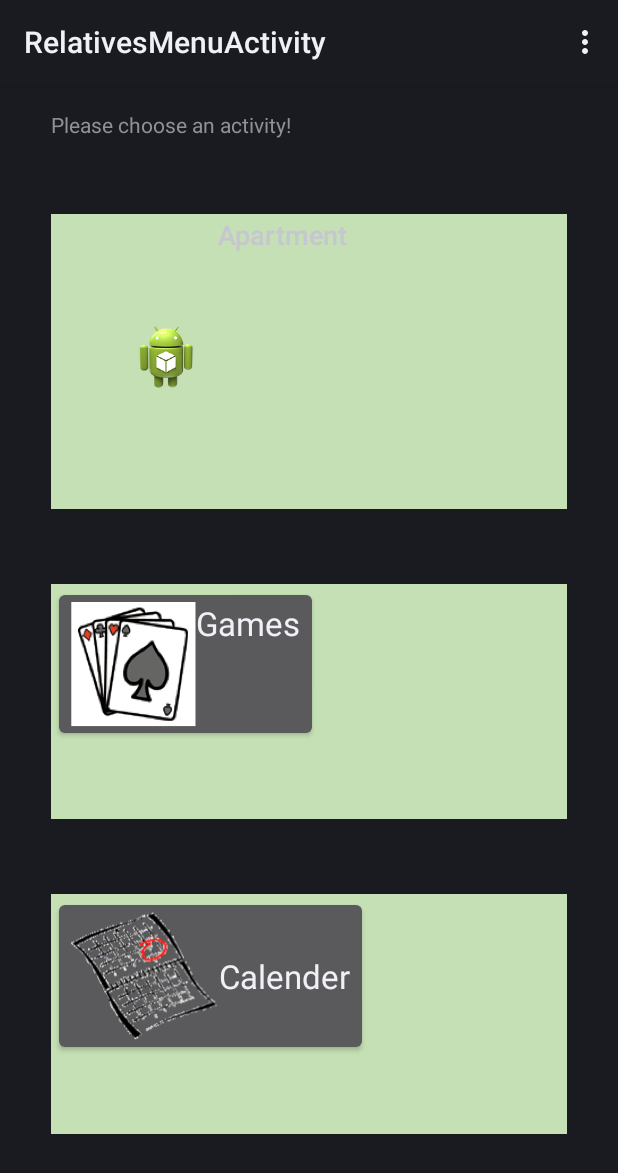
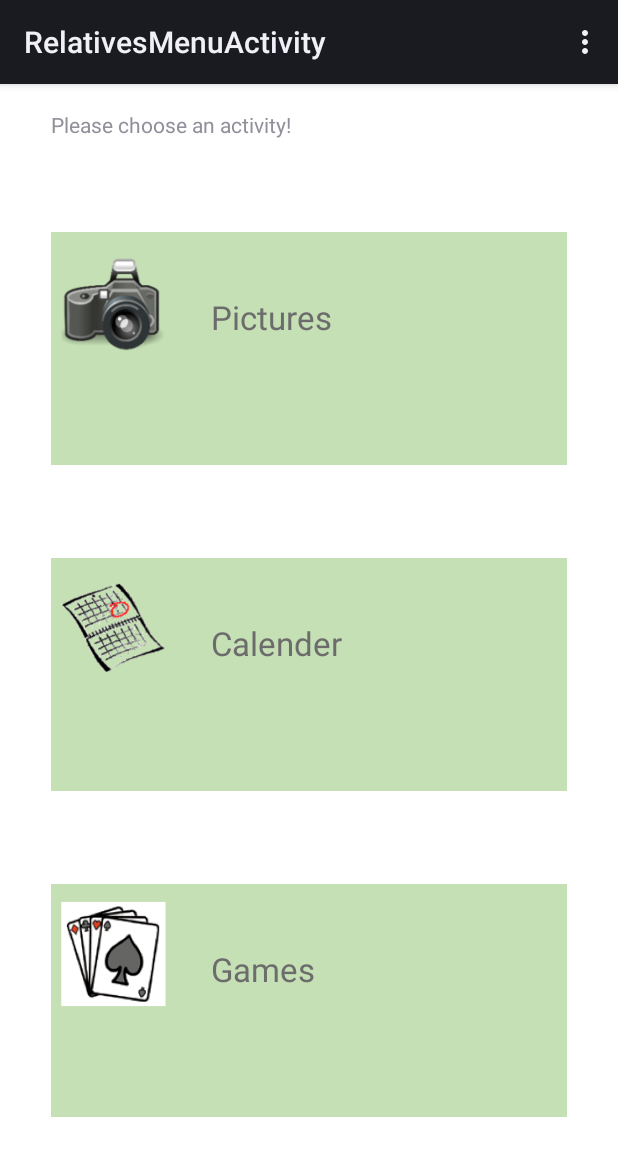
Before and after one commit to maxtile/smap-sekoia-theme-project, an Android app: the RelativesMenuActivity screen opened directly, with no data from a screen before it, on a phone screen of 412 x 824 dp. Shown: the top 1173 px of the screen. Run offline under Robolectric (Android 15) with nearby library versions, the phone set to English and light mode, and no system bars.

Commit message:
Layout chooseRelativeActivity and relativesMenuActivity

```diff
--- a/app/src/main/java/com/example/sekoia/app/RelativesMenuActivity.java
+++ b/app/src/main/java/com/example/sekoia/app/RelativesMenuActivity.java
@@ -6,6 +6,9 @@ import android.support.v7.app.ActionBarActivity;
 import android.os.Bundle;
 import android.view.Menu;
 import android.view.MenuItem;
+import android.view.View;
+import android.widget.RelativeLayout;
+import android.widget.Toast;
 
 
 public class RelativesMenuActivity extends Activity {
@@ -21,16 +24,74 @@ public class RelativesMenuActivity extends Activity {
 
         // set view:
 
-        /*
-        Intent intent = getIntent();
+
+       /* Intent intent = getIntent();
         if(intent != null){
-            String fullName = intent.getExtras().getString("MESSAGE_FULLNAME");
+            //String fullName = intent.getExtras().getString("MESSAGE_FULLNAME");
             int id = Integer.parseInt(intent.getExtras().getString("MESSAGE_FULLNAME"));
+            String message = ""+id;
+            Toast.makeText(RelativesMenuActivity.this, message, Toast.LENGTH_SHORT).show();
+
         }
         */
 
 
+
+
+        RelativeLayout rlayoutPictures = (RelativeLayout)findViewById(R.id.relativeLayoutPictures);
+        rlayoutPictures.setOnClickListener(new View.OnClickListener(){
+            public void onClick(View v) {
+
+                //TOAST
+                String message = getString(R.string.menuActivity_message_pictures);
+                Toast.makeText(RelativesMenuActivity.this, message, Toast.LENGTH_SHORT).show();
+
+                //Start pictures activity
+                //Intent intent = new Intent(this, RelativesMenuActivity.class);
+                //startActivity(intent);
+
+
+            }
+        });
+
+        RelativeLayout rlayoutCalender = (RelativeLayout)findViewById(R.id.relativeLayoutCalender);
+        rlayoutCalender.setOnClickListener(new View.OnClickListener(){
+            public void onClick(View v) {
+
+                //Start activity - to be implemented
+                String message = getString(R.string.menuActivity_message_calender);
+                Toast.makeText(RelativesMenuActivity.this, message, Toast.LENGTH_SHORT).show();
+
+            }
+        });
+
+        RelativeLayout rlayoutGames = (RelativeLayout)findViewById(R.id.relativeLayoutGames);
+        rlayoutGames.setOnClickListener(new View.OnClickListener(){
+            public void onClick(View v) {
+
+                //Start activity - to be implemented
+                String message = getString(R.string.menuActivity_message_games);
+                Toast.makeText(RelativesMenuActivity.this, message, Toast.LENGTH_SHORT).show();
+
+            }
+        });
+
+
+        //
+
+
+
+
     }
+
+
+    // Methods for button-click
+    public void pictureClicked(){
+        String message = "You chose Picture!!";
+        Toast.makeText(RelativesMenuActivity.this, message, Toast.LENGTH_SHORT).show();
+    }
+
+
 
 
     @Override
--- a/app/src/main/res/layout/activity_relatives.xml
+++ b/app/src/main/res/layout/activity_relatives.xml
@@ -23,7 +23,8 @@
         android:layout_height="wrap_content"
         android:layout_alignLeft="@+id/txtMake"
         android:layout_below="@+id/txtMake"
-        android:layout_margin="15dp"
+        android:layout_margin="20dp"
+        android:dividerHeight="20dp"
         >
 
     </ListView>
--- a/app/src/main/res/layout/activity_relatives_menu.xml
+++ b/app/src/main/res/layout/activity_relatives_menu.xml
@@ -1,8 +1,10 @@
 <LinearLayout xmlns:android="http://schemas.android.com/apk/res/android"
     xmlns:tools="http://schemas.android.com/tools"
+    android:id="@+id/linearLayoutMenu1"
     android:layout_width="match_parent"
     android:layout_height="match_parent"
     android:orientation="horizontal"
+    android:background="#FFFFFF"
     android:paddingLeft="@dimen/activity_horizontal_margin"
     android:paddingRight="@dimen/activity_horizontal_margin"
     android:paddingTop="@dimen/activity_vertical_margin"
@@ -16,6 +18,7 @@
 
     <LinearLayout
         xmlns:android="http://schemas.android.com/apk/res/android"
+        android:id="@+id/linearLayoutMenu2"
         android:layout_width="fill_parent"
         android:layout_height="match_parent"
         android:layout_weight="1"
@@ -36,41 +39,46 @@
             android:layout_height="0dp"
             android:layout_weight="1" />
 
-
+<!--- Layout for choose pictures  -->
 
         <RelativeLayout
             xmlns:android="http://schemas.android.com/apk/res/android"
+            android:id="@+id/relativeLayoutPictures"
             android:layout_width="fill_parent"
             android:layout_height="wrap_content"
             android:layout_weight="1"
             android:padding="1dp"
             android:orientation="horizontal"
-            android:background="#C5E0B4">
+            android:background="#C5E0B4"
+            android:clickable="true"
+
+            >
 
             <ImageView
-                android:id="@+id/item_icon"
+                android:id="@+id/item_imageView_pictures"
                 android:layout_width="70dp"
-                android:layout_height="100dp"
+                android:layout_height="80dp"
                 android:adjustViewBounds="true"
                 android:scaleType="centerInside"
                 android:maxHeight="100dp"
-                android:maxWidth="80dp"
-                android:src="@drawable/ic_launcher"
-                android:layout_marginTop="44dp"
-                android:layout_marginLeft="40dp"
+                android:maxWidth="70dp"
+                android:src="@drawable/icon_pictures"
+                android:layout_margin="5dp"
                 android:layout_alignParentTop="true"
                 android:layout_alignParentLeft="true"
                 android:layout_alignParentStart="true" />
 
             <TextView
-                android:id="@+id/item_txtApartment"
+                android:id="@+id/txt_menu_pictures"
                 android:layout_width="wrap_content"
                 android:layout_height="wrap_content"
-                android:layout_toRightOf="@+id/item_icon"
-                android:layout_alignParentRight="true"
-                android:text="Apartment"
-                android:layout_alignLeft="@+id/item_txtName"
-                android:textAppearance="?android:attr/textAppearanceMedium" />
+                android:layout_alignBottom="@+id/item_imageView_pictures"
+                android:layout_alignLeft="@+id/item_imageView_pictures"
+                android:layout_marginBottom="15dp"
+                android:layout_marginLeft="100dp"
+                android:textColor="#6C6C6C"
+                android:textAppearance="?android:attr/textAppearanceLarge"
+                android:text="@string/textView_menu_pictures" />
         </RelativeLayout>
 
         <View
@@ -78,47 +86,92 @@
             android:layout_height="0dp"
             android:layout_weight="1" />
 
-        <LinearLayout
+        <!--- Layout for choose calender  -->
+        <RelativeLayout
             xmlns:android="http://schemas.android.com/apk/res/android"
+            android:id="@+id/relativeLayoutCalender"
             android:layout_width="fill_parent"
             android:layout_height="wrap_content"
             android:layout_weight="1"
             android:padding="1dp"
-            android:orientation="vertical"
-            android:background="#C5E0B4">
-            <Button
+            android:orientation="horizontal"
+            android:background="#C5E0B4"
+            android:clickable="true"
+            >
+
+            <ImageView
+                android:id="@+id/item_imageView_calender"
+                android:layout_width="70dp"
+                android:layout_height="80dp"
+                android:adjustViewBounds="true"
+                android:scaleType="centerInside"
+                android:maxHeight="100dp"
+                android:maxWidth="70dp"
+                android:src="@drawable/icon_calender"
+                android:layout_margin="5dp"
+                android:layout_alignParentTop="true"
+                android:layout_alignParentLeft="true"
+                android:layout_alignParentStart="true" />
+
+            <TextView
+                android:id="@+id/txt_menu_calender"
                 android:layout_width="wrap_content"
                 android:layout_height="wrap_content"
-                android:drawableLeft="@drawable/icon_games"
-                android:text="@string/Button_menu_games"
+                android:layout_alignBottom="@+id/item_imageView_calender"
+                android:layout_alignLeft="@+id/item_imageView_calender"
+                android:layout_marginBottom="15dp"
+                android:layout_marginLeft="100dp"
+                android:textColor="#6C6C6C"
                 android:textAppearance="?android:attr/textAppearanceLarge"
-                android:onClick="onButtonGames"
-                android:gravity="center_horizontal"/>
-        </LinearLayout>
+                android:text="@string/textView_menu_calender"
+                 />
+        </RelativeLayout>
 
         <View
             android:layout_width="match_parent"
             android:layout_height="0dp"
             android:layout_weight="1" />
 
-        <LinearLayout
+        <!--- Layout for choose games  -->
+        <RelativeLayout
             xmlns:android="http://schemas.android.com/apk/res/android"
+            android:id="@+id/relativeLayoutGames"
             android:layout_width="fill_parent"
             android:layout_height="wrap_content"
             android:layout_weight="1"
             android:padding="1dp"
-            android:orientation="vertical"
-            android:background="#C5E0B4">
+            android:orientation="horizontal"
+            android:background="#C5E0B4"
+            android:clickable="true"
 
-            <Button
+            >
+
+            <ImageView
+                android:id="@+id/item_imageView_games"
+                android:layout_width="70dp"
+                android:layout_height="80dp"
+                android:adjustViewBounds="true"
+                android:scaleType="centerInside"
+                android:maxHeight="100dp"
+                android:maxWidth="70dp"
+                android:src="@drawable/icon_games"
+                android:layout_margin="5dp"
+                android:layout_alignParentTop="true"
+                android:layout_alignParentLeft="true"
+                android:layout_alignParentStart="true" />
+
+            <TextView
+                android:id="@+id/txt_menu_games"
                 android:layout_width="wrap_content"
                 android:layout_height="wrap_content"
-                android:drawableLeft="@drawable/icon_calender"
-                android:text="@string/Button_menu_calender"
+                android:layout_alignBottom="@+id/item_imageView_games"
+                android:layout_alignLeft="@+id/item_imageView_games"
+                android:layout_marginBottom="15dp"
+                android:layout_marginLeft="100dp"
+                android:textColor="#6C6C6C"
                 android:textAppearance="?android:attr/textAppearanceLarge"
-                android:onClick="onButtonCalender"
-                android:gravity="center"/>
-        </LinearLayout>
+                android:text="@string/textView_menu_games" />
+        </RelativeLayout>
 
         <View
             android:layout_width="match_parent"
--- a/app/src/main/res/layout/relatives_items.xml
+++ b/app/src/main/res/layout/relatives_items.xml
@@ -3,7 +3,14 @@
     android:id="@+id/container"
     android:layout_width="match_parent"
     android:layout_height="match_parent"
+    android:background="#C5E0B4"
+    android:dividerHeight="15dp"
+
+
     tools:context="com.example.sekoia.app.RelativesChooseActivity" >
+
+
+    <!-- text color:   6C6C6C   -->
 
     <ImageView
         android:id="@+id/item_icon"
@@ -14,8 +21,7 @@
         android:maxHeight="100dp"
         android:maxWidth="80dp"
         android:src="@drawable/ic_launcher"
-        android:layout_marginTop="44dp"
-        android:layout_marginLeft="40dp"
+        android:layout_margin="15dp"
         android:layout_alignParentTop="true"
         android:layout_alignParentLeft="true"
         android:layout_alignParentStart="true" />
@@ -30,7 +36,8 @@
         android:layout_above="@+id/item_txtApartment"
         android:text="@string/name"
         android:layout_marginBottom="5dp"
-        android:layout_marginLeft="125dp"
+        android:layout_marginLeft="110dp"
+        android:textColor="#6C6C6C"
         android:textAppearance="?android:attr/textAppearanceLarge" />
 
 
@@ -43,6 +50,7 @@
         android:layout_alignParentRight="true"
         android:text="Apartment"
         android:layout_alignLeft="@+id/item_txtName"
+        android:textColor="#6C6C6C"
         android:textAppearance="?android:attr/textAppearanceMedium" />
 
     <TextView
@@ -52,7 +60,7 @@
         android:layout_alignBottom="@+id/item_icon"
         android:layout_alignLeft="@+id/item_txtName"
         android:layout_marginBottom="15dp"
-
+        android:textColor="#6C6C6C"
         android:text="Nursering home" />
 
 
--- a/app/src/main/res/values/strings.xml
+++ b/app/src/main/res/values/strings.xml
@@ -8,11 +8,21 @@
     <string name="title_activity_relatives">RelativesActivity</string>
     <string name="startButton">Start</string>
     <string name="title_activity_relatives_menu">RelativesMenuActivity</string>
+
+    <!-- for layout activity_relatives -->
     <string name="name">Name_english</string>
-    <string name="homeName">hameName</string>
-    <string name="Button_menu_pictures">Pictures</string>
-    <string name="Button_menu_calender">Calender</string>
-    <string name="Button_menu_games">Games</string>
-    Button_menu_games
+    <string name="homeName">homeName</string>
+
+    <!-- for layout activity_relatives_menu -->
+    <string name="textView_menu_pictures">Pictures</string>
+    <string name="textView_menu_calender">Calender</string>
+    <string name="textView_menu_games">Games</string>
+
+
+    <!-- for activity RelativesMenuActivity.java -->
+    <string name="menuActivity_message_pictures">You choose pictures!</string>
+    <string name="menuActivity_message_calender">You choose calender!</string>
+    <string name="menuActivity_message_games">You choose games!</string>
+
 
 </resources>
```
